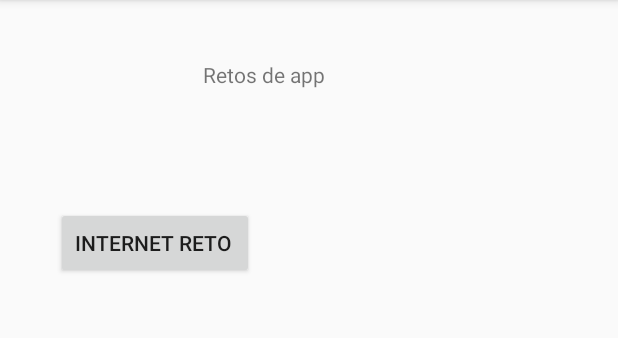
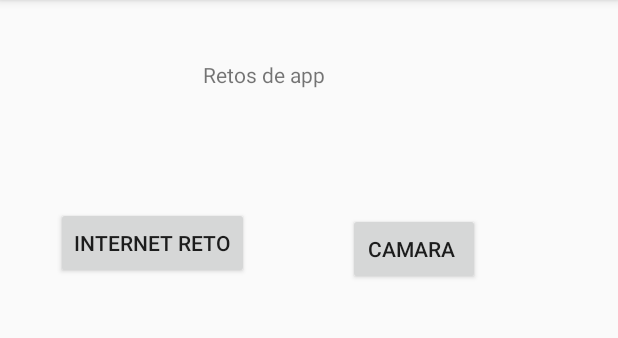
Before and after one commit to Iagofernandez/PMDM_RETOS, an Android app: the screen it shows after launch (MainActivity), on a phone screen of 412 x 824 dp, the part 84-422 px from its top. Run offline under Robolectric (Android 15) with nearby library versions, the phone set to English and light mode, and no system bars.

Commit message:
Activity de reto de internet creada Funcional, y testeada. PRIMER RETO CUMPLIDO Segundo reto, camar Se testearon los permisos a ver si se tienen Ahora se busca un metodo de recorrida de bits de una imagen Y como hacer luego un reto con ello

```diff
--- a/app/src/main/AndroidManifest.xml
+++ b/app/src/main/AndroidManifest.xml
@@ -9,7 +9,8 @@
         android:roundIcon="@mipmap/ic_launcher_round"
         android:supportsRtl="true"
         android:theme="@style/AppTheme">
-        <activity android:name=".InternetReto"></activity>
+        <activity android:name=".RetoCamara"></activity>
+        <activity android:name=".InternetReto" />
         <activity android:name=".MainActivity">
             <intent-filter>
                 <action android:name="android.intent.action.MAIN" />
--- a/app/src/main/java/com/example/retosbotones/InternetReto.kt
+++ b/app/src/main/java/com/example/retosbotones/InternetReto.kt
@@ -23,11 +23,11 @@ class InternetReto : AppCompatActivity() {
 
         //LSITENER PARA LOS BOTONES; ASI REALIZAN FUNCIONES AL SER CLICKEADOS
         btnBuscar.setOnClickListener{RespuestaCorrecta()}
-        btnUrl.setOnClickListener{browse("https://es.wikipedia.org/wiki/Luna")}
+        btnurl.setOnClickListener{browse("https://es.wikipedia.org/wiki/Luna")}
 
 
     }
-
+//METDOO PARA COMPROBAR SI LA RESPUESTA ES O NO CORRECTA
     fun RespuestaCorrecta(){
         if(textoRespuesta.text.toString()=="1737"){
             toast("correcto")
--- a/app/src/main/java/com/example/retosbotones/MainActivity.kt
+++ b/app/src/main/java/com/example/retosbotones/MainActivity.kt
@@ -6,17 +6,30 @@ import android.os.Bundle
 import kotlinx.android.synthetic.main.activity_main.*
 
 const val INTERNET_REQUEST = 1
+const val CAMARA_REQUEST = 1
 class MainActivity : AppCompatActivity() {
 
     override fun onCreate(savedInstanceState: Bundle?) {
         super.onCreate(savedInstanceState)
         setContentView(R.layout.activity_main)
 
-        btnUrl.setOnClickListener{retoInternet()}
+        btnurl.setOnClickListener{retoInternet()}
+        btnCamara.setOnClickListener{retoCamara()}
+    }
+    //METODO QUE LE PERMITE AL BOTON ACTIVARSE; INDICANDOLE QUE LA PULSAARLO
+    //DEBE SITUARSE EN LA ACTIVITY CORRESPODIENTE
+    fun retoInternet(){
+        val nuevoIntent = Intent(this, InternetReto::class.java)
+        startActivityForResult(nuevoIntent, INTERNET_REQUEST)
+    }
+    //METODO QUE LE PERMITE AL BOTON ACTIVARSE, INDICANDOLE QUE AL PULSARLO
+    //DEBE SITUARSE EN LA SCTIVITY CORRESPONDIENTE
+
+    fun retoCamara(){
+        val nuevoIntent = Intent( this, RetoCamara::class.java)
+        startActivityForResult(nuevoIntent, CAMARA_REQUEST)
+
     }
 
-    fun retoInternet(){
-        val miIntent = Intent(this, InternetReto::class.java)
-        startActivityForResult(miIntent, INTERNET_REQUEST)
-    }
+
 }
--- a/app/src/main/res/layout/activity_main.xml
+++ b/app/src/main/res/layout/activity_main.xml
@@ -7,10 +7,10 @@
     tools:context=".MainActivity">
 
     <TextView
-        android:id="@+id/textView"
+        android:id="@+id/textview"
         android:layout_width="wrap_content"
         android:layout_height="wrap_content"
-        android:text="Retos de app"
+        android:text="@string/retos_de_app"
         app:layout_constraintBottom_toBottomOf="parent"
         app:layout_constraintHorizontal_bias="0.41"
         app:layout_constraintLeft_toLeftOf="parent"
@@ -19,13 +19,23 @@
         app:layout_constraintVertical_bias="0.053" />
 
     <Button
-        android:id="@+id/btnUrl"
+        android:id="@+id/btnurl"
         android:layout_width="wrap_content"
         android:layout_height="wrap_content"
         android:layout_marginStart="37dp"
         android:layout_marginTop="138dp"
-        android:text="Internet reto "
+        android:text="@string/internet_reto"
         app:layout_constraintStart_toStartOf="parent"
         app:layout_constraintTop_toTopOf="parent" />
 
+    <Button
+        android:id="@+id/btnCamara"
+        android:layout_width="wrap_content"
+        android:layout_height="wrap_content"
+        android:layout_marginTop="4dp"
+        android:layout_marginEnd="92dp"
+        android:text="Camara "
+        app:layout_constraintEnd_toEndOf="parent"
+        app:layout_constraintTop_toTopOf="@+id/btnurl" />
+
 </androidx.constraintlayout.widget.ConstraintLayout>
--- a/app/src/main/res/values/strings.xml
+++ b/app/src/main/res/values/strings.xml
@@ -1,3 +1,5 @@
 <resources>
     <string name="app_name">RetosBotones</string>
+    <string name="retos_de_app">Retos de app</string>
+    <string name="internet_reto">Internet reto</string>
 </resources>
```
Also changed, not shown: app/src/main/java/com/example/retosbotones/RetoCamara.kt (added, +77 -0 lines), app/src/main/res/layout/activity_reto_camara.xml (added, +28 -0 lines).
